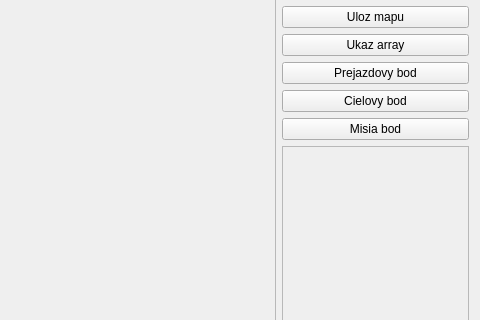
Qt form HMI_U2_github/demoRMR/mainwindow.ui (JurajCizmar/Cizmar_Cservenka_HMI_2023) before a commit; both pictures show x 335 to 815 and y 106 to 426 of the 815 by 647 pixel window.
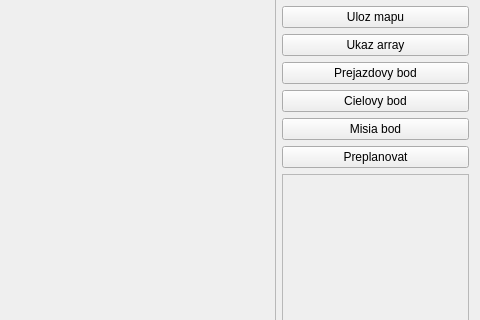
The same form after that commit.

```diff
--- a/HMI_U2_github/demoRMR/mainwindow.ui
+++ b/HMI_U2_github/demoRMR/mainwindow.ui
@@ -115,6 +115,13 @@
         </property>
        </widget>
       </item>
+      <item>
+       <widget class="QPushButton" name="Preplanovat">
+        <property name="text">
+         <string>Preplanovat</string>
+        </property>
+       </widget>
+      </item>
       <item>
        <layout class="QGridLayout" name="gridLayout_3">
         <item row="3" column="1">
```
